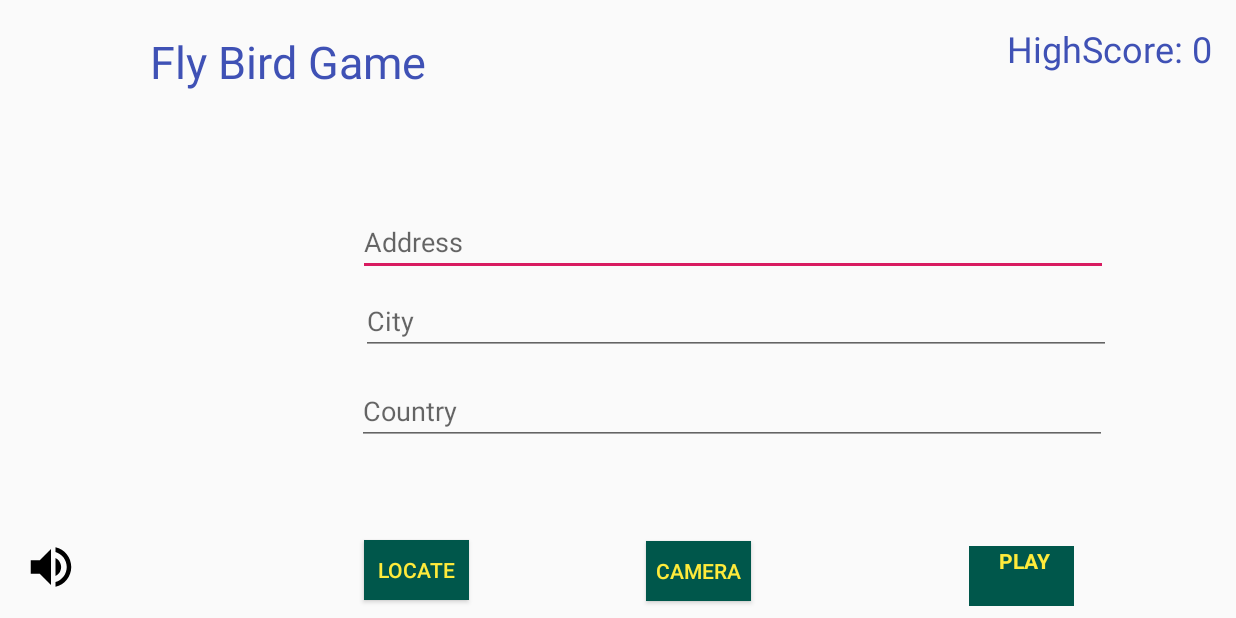
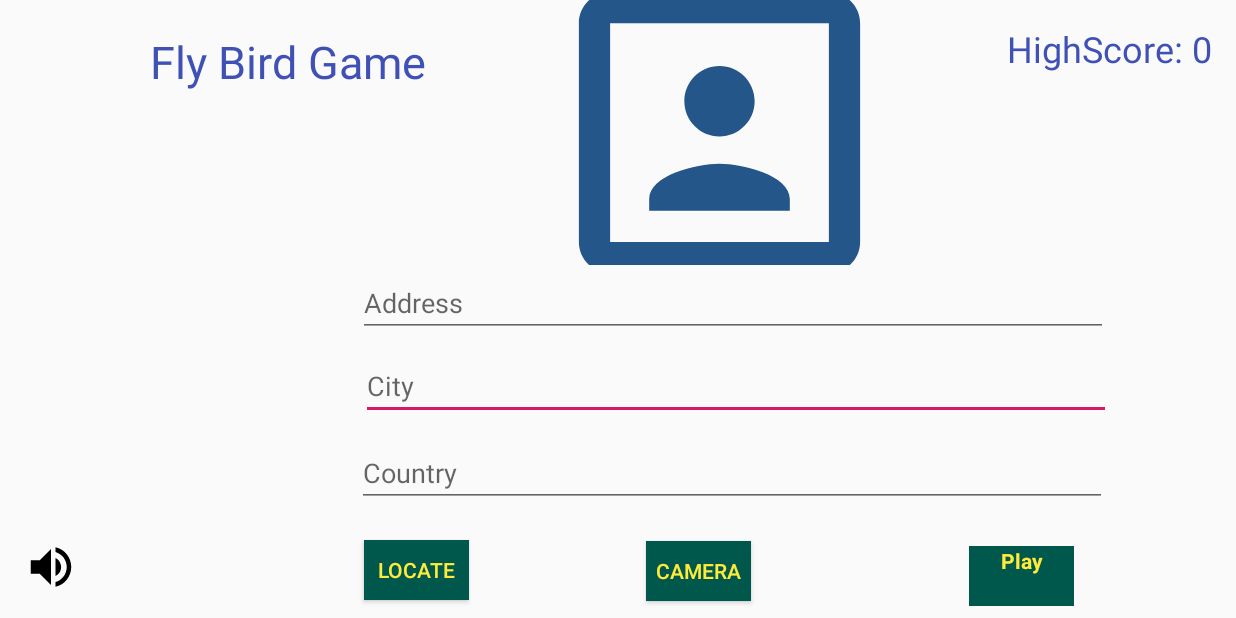
Before and after one commit to HRandi/FlyBirds, an Android app: the screen it shows after launch (MainActivity), after a tap on "CAMERA", on a phone screen of 824 x 412 dp (held sideways). Run offline under Robolectric (Android 15) with nearby library versions, the phone set to English and light mode, and no system bars; 1 statement that could not run was skipped.

Commit message:
Update géolocalisation, internationalisation

```diff
--- a/app/src/main/AndroidManifest.xml
+++ b/app/src/main/AndroidManifest.xml
@@ -5,6 +5,9 @@
     <uses-permission android:name="android.permission.ACCESS_FINE_LOCATION" />
     <uses-permission android:name="android.permission.ACCESS_COARSE_LOCATION" />
     <uses-permission android:name="android.permission.ACCESS_WIFI_STATE" />
+    <uses-permission android:name="android.permission.CAMERA" />
+    <uses-permission android:name="android.permission.WRITE_EXTERNAL_STORAGE" />
+
     <uses-feature
         android:name="android.hardware.sensor.accelerometer"
         android:required="true" />
--- a/app/src/main/java/com/example/flybird/MainActivity.java
+++ b/app/src/main/java/com/example/flybird/MainActivity.java
@@ -1,6 +1,7 @@
 package com.example.flybird;
 
 import android.Manifest;
+import android.content.ContentValues;
 import android.content.DialogInterface;
 import android.content.Intent;
 import android.content.SharedPreferences;
@@ -12,6 +13,8 @@ import android.location.Geocoder;
 import android.location.Location;
 import android.location.LocationListener;
 import android.location.LocationManager;
+import android.net.Uri;
+import android.os.Build;
 import android.os.Bundle;
 import android.provider.MediaStore;
 import android.view.GestureDetector;
@@ -39,12 +42,18 @@ import java.util.Locale;
 
 public class MainActivity extends AppCompatActivity {
 
+    private static final int PERMISSION_CODE = 1000;
+    private static final int IMAGE_CAPTURE_CODE = 1001;
     TextInputEditText address;
     TextInputEditText city;
     TextInputEditText country;
 
     LocationManager locationManager;
     LocationListener locationListener;
+
+    Button mCaptureBtn;
+    ImageView mImageView;
+    Uri image_uri;
 
     ImageView imageView;
     private Accelerometer accelerometer;
@@ -56,6 +65,43 @@ public class MainActivity extends AppCompatActivity {
     protected void onCreate(Bundle savedInstanceState) {
         super.onCreate(savedInstanceState);
         setContentView(R.layout.activity_main);
+
+        //App photo
+
+        mImageView = findViewById(R.id.image_view);
+        mCaptureBtn = findViewById(R.id.capture_image_btn);
+
+        //capture_image_btn click
+
+        mCaptureBtn.setOnClickListener(new View.OnClickListener() {
+            @Override
+            public void onClick(View v) {
+                //si la version Android est marshmallow, demande de permission
+
+                if (Build.VERSION.SDK_INT >= Build.VERSION_CODES.M) {
+                    if (checkSelfPermission(Manifest.permission.CAMERA) ==
+                            PackageManager.PERMISSION_DENIED ||
+                            checkSelfPermission(Manifest.permission.WRITE_EXTERNAL_STORAGE) ==
+                                    PackageManager.PERMISSION_DENIED) {
+                        //Permission not enabled, on la demande
+                        String[] permission = {Manifest.permission.CAMERA, Manifest.permission.WRITE_EXTERNAL_STORAGE};
+                        //pop up pour la demande de permission
+                        requestPermissions(permission, PERMISSION_CODE);
+                    } else {
+                        //permission deja validée
+                        openCamera();
+                    }
+                } else {
+                    openCamera();
+                }
+            }
+        });
+
+
+
+
+
+
 
         address = findViewById(R.id.address);
         city = findViewById(R.id.city);
@@ -122,7 +168,7 @@ public class MainActivity extends AppCompatActivity {
             }
         });
 
-        Button btnCamera = findViewById(R.id.btnCamera);
+       /* Button btnCamera = findViewById(R.id.btnCamera);
         ImageView imageView = findViewById(R.id.imageView);
 
         btnCamera.setOnClickListener(new View.OnClickListener() {
@@ -131,8 +177,7 @@ public class MainActivity extends AppCompatActivity {
                 Intent intent = new Intent(MediaStore.ACTION_IMAGE_CAPTURE);
                 startActivityForResult(intent, 0);
             }
-        });
-
+        });*/
 
 
         TextView highScoreTxt = findViewById(R.id.highScoreTxt);
@@ -191,6 +236,18 @@ public class MainActivity extends AppCompatActivity {
 
     }
 
+    private void openCamera() {
+        ContentValues values = new ContentValues();
+        values.put(MediaStore.Images.Media.TITLE, "New Picture");
+        values.put(MediaStore.Images.Media.DESCRIPTION, "From the camera");
+        image_uri = getContentResolver().insert(MediaStore.Images.Media.EXTERNAL_CONTENT_URI, values);
+
+        Intent cameraIntent = new Intent(MediaStore.ACTION_IMAGE_CAPTURE);
+        cameraIntent.putExtra(MediaStore.EXTRA_OUTPUT, image_uri);
+        startActivityForResult(cameraIntent, IMAGE_CAPTURE_CODE);
+
+    }
+
     @Override
     public void onRequestPermissionsResult(int requestCode, @NonNull String[] permissions, @NonNull int[] grantResults) {
         super.onRequestPermissionsResult(requestCode, permissions, grantResults);
@@ -209,6 +266,17 @@ public class MainActivity extends AppCompatActivity {
             address.setText("Access not granted");
             city.setText("Access not granted");
             country.setText("Access not granted");
+        }
+
+        switch (requestCode) {
+            case PERMISSION_CODE: {
+                if (grantResults.length > 0 && grantResults[0] ==
+                        PackageManager.PERMISSION_GRANTED) {
+                    openCamera();
+                } else {
+                    Toast.makeText(this, "Persmission denied", Toast.LENGTH_SHORT).show();
+                }
+            }
         }
 
     }
@@ -232,6 +300,12 @@ public class MainActivity extends AppCompatActivity {
         super.onActivityResult(requestCode, resultCode, data);
         Bitmap bitmap = (Bitmap) data.getExtras().get("data");
         imageView.setImageBitmap(bitmap);
+        //appeler cette methode quand l image sera capturer
+
+        if (resultCode == RESULT_OK) {
+            //afficher l'image capturer dans l'image view
+            mImageView.setImageURI(image_uri);
+        }
     }
 
     @Override
@@ -271,7 +345,7 @@ public class MainActivity extends AppCompatActivity {
 
         @Override
         public boolean onDoubleTap(MotionEvent e) {
-            Toast.makeText(MainActivity.this, "Appuyer sur play pour jouer, et l'icone en bas à gauche pour désactiver le son", Toast.LENGTH_SHORT).show();
+            Toast.makeText(MainActivity.this, "click play to play the game and the icon left to deactivate the sound", Toast.LENGTH_SHORT).show();
             return super.onDoubleTap(e);
         }
 
--- /dev/null
+++ b/app/src/main/res/drawable/ic_portrait_black_24dp.xml
@@ -0,0 +1,10 @@
+<vector xmlns:android="http://schemas.android.com/apk/res/android"
+    android:width="24dp"
+    android:height="24dp"
+    android:tint="#245689"
+    android:viewportWidth="24.0"
+    android:viewportHeight="24.0">
+    <path
+        android:fillColor="#FF000000"
+        android:pathData="M12,12.25c1.24,0 2.25,-1.01 2.25,-2.25S13.24,7.75 12,7.75 9.75,8.76 9.75,10s1.01,2.25 2.25,2.25zM16.5,16.25c0,-1.5 -3,-2.25 -4.5,-2.25s-4.5,0.75 -4.5,2.25L7.5,17h9v-0.75zM19,3L5,3c-1.1,0 -2,0.9 -2,2v14c0,1.1 0.9,2 2,2h14c1.1,0 2,-0.9 2,-2L21,5c0,-1.1 -0.9,-2 -2,-2zM19,19L5,19L5,5h14v14z" />
+</vector>
--- a/app/src/main/res/layout/activity_main.xml
+++ b/app/src/main/res/layout/activity_main.xml
@@ -23,7 +23,7 @@
         android:layout_marginEnd="540dp"
         android:layout_marginRight="543dp"
         android:layout_marginBottom="300dp"
-        android:text="Fly Bird Game"
+        android:text="@string/fly_Bird_game"
         android:textColor="#3F51B5"
         android:textSize="30sp" />
 
@@ -39,7 +39,7 @@
         android:layout_marginRight="108dp"
         android:layout_marginBottom="8dp"
         android:background="@color/colorPrimaryDark"
-        android:text=" PLAY"
+        android:text="@string/play"
         android:textAlignment="center"
         android:textColor="#FFEB3B"
         android:textStyle="bold" />
@@ -50,7 +50,7 @@
         android:layout_height="wrap_content"
         android:layout_alignParentRight="true"
         android:layout_margin="16dp"
-        android:text="High Score"
+        android:text="@string/high_score"
         android:textColor="#3F51B5"
         android:textSize="24sp" />
 
@@ -63,7 +63,7 @@
         android:src="@drawable/ic_volume_up_black_24dp" />
 
     <Button
-        android:id="@+id/btnCamera"
+        android:id="@+id/capture_image_btn"
         android:layout_width="70dp"
         android:layout_height="40dp"
         android:layout_alignParentEnd="true"
@@ -91,7 +91,7 @@
         android:layout_marginRight="511dp"
         android:layout_marginBottom="12dp"
         android:background="@color/colorPrimaryDark"
-        android:text="locate"
+        android:text="@string/locate"
         android:textColor="#FFEB3B" />
 
     <ImageView
@@ -107,6 +107,18 @@
     </com.google.android.material.textfield.TextInputLayout>
 
     <com.google.android.material.textfield.TextInputEditText
+        android:id="@+id/city"
+        android:layout_width="500dp"
+        android:layout_height="40dp"
+        android:layout_alignParentEnd="true"
+        android:layout_alignParentRight="true"
+        android:layout_alignParentBottom="true"
+        android:layout_marginEnd="83dp"
+        android:layout_marginRight="83dp"
+        android:layout_marginBottom="132dp"
+        android:hint="@string/city_name" />
+
+    <com.google.android.material.textfield.TextInputEditText
         android:id="@+id/address"
         android:layout_width="500dp"
         android:layout_height="40dp"
@@ -115,20 +127,8 @@
         android:layout_alignParentBottom="true"
         android:layout_marginEnd="85dp"
         android:layout_marginRight="85dp"
-        android:layout_marginBottom="228dp"
-        android:hint="Address" />
-
-    <com.google.android.material.textfield.TextInputEditText
-        android:id="@+id/city"
-        android:layout_width="500dp"
-        android:layout_height="40dp"
-        android:layout_alignParentEnd="true"
-        android:layout_alignParentRight="true"
-        android:layout_alignParentBottom="true"
-        android:layout_marginEnd="83dp"
-        android:layout_marginRight="83dp"
-        android:layout_marginBottom="175dp"
-        android:hint="City" />
+        android:layout_marginBottom="187dp"
+        android:hint="@string/address" />
 
     <com.google.android.material.textfield.TextInputEditText
         android:id="@+id/country"
@@ -139,8 +139,22 @@
         android:layout_alignParentBottom="true"
         android:layout_marginEnd="86dp"
         android:layout_marginRight="86dp"
-        android:layout_marginBottom="115dp"
-        android:hint="Country" />
+        android:layout_marginBottom="74dp"
+        android:hint="@string/country_name" />
+
+    <ImageView
+        android:id="@+id/image_view"
+        android:layout_width="250dp"
+        android:layout_height="2500dp"
+        android:layout_alignParentEnd="true"
+        android:layout_alignParentRight="true"
+        android:layout_alignParentBottom="true"
+        android:layout_marginEnd="219dp"
+        android:layout_marginRight="219dp"
+        android:layout_marginBottom="235dp"
+        android:layout_weight="9"
+        android:scaleType="centerCrop"
+        android:src="@drawable/ic_portrait_black_24dp" />
 
 
 </RelativeLayout>
--- a/app/src/main/res/values/strings.xml
+++ b/app/src/main/res/values/strings.xml
@@ -1,3 +1,11 @@
 <resources>
     <string name="app_name">FlyBird</string>
+    <string name="high_score">High Score</string>
+    <string name="play">Play</string>
+    <string name="country_name">Country</string>
+    <string name="city_name">City</string>
+    <string name="locate">Locate</string>
+    <string name="address">Address</string>
+    <string name="fly_Bird_game">Fly Bird Game</string>
+    <string name="toast">click play to play the game and the icon left to deactivate the sound</string>
 </resources>
```
Also changed, not shown: 1 other file.
